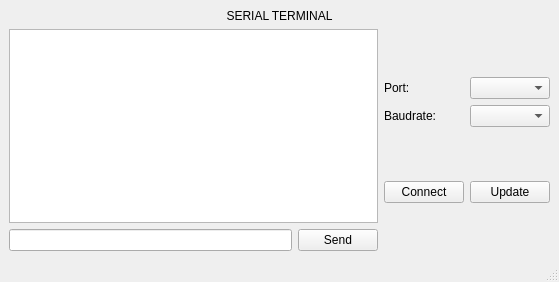
This is Test_tools/Serial_terminal/MainView.ui in Jbritoloaiza22/Inverter-drive-training as Qt 5 draws it before an edit. The edited form follows.
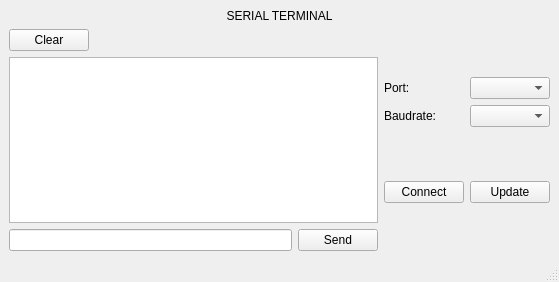
This is the edited form.

Commit message: Clear button added

```diff
--- a/Test_tools/Serial_terminal/MainView.ui
+++ b/Test_tools/Serial_terminal/MainView.ui
@@ -34,6 +34,30 @@
      <layout class="QHBoxLayout" name="horizontalLayout_5">
       <item>
        <layout class="QVBoxLayout" name="verticalLayout_3">
+        <item>
+         <layout class="QHBoxLayout" name="horizontalLayout_6">
+          <item>
+           <widget class="QPushButton" name="clearBtn">
+            <property name="text">
+             <string>Clear</string>
+            </property>
+           </widget>
+          </item>
+          <item>
+           <spacer name="horizontalSpacer">
+            <property name="orientation">
+             <enum>Qt::Horizontal</enum>
+            </property>
+            <property name="sizeHint" stdset="0">
+             <size>
+              <width>40</width>
+              <height>20</height>
+             </size>
+            </property>
+           </spacer>
+          </item>
+         </layout>
+        </item>
         <item>
          <widget class="QTextBrowser" name="Terminal"/>
         </item>
```
